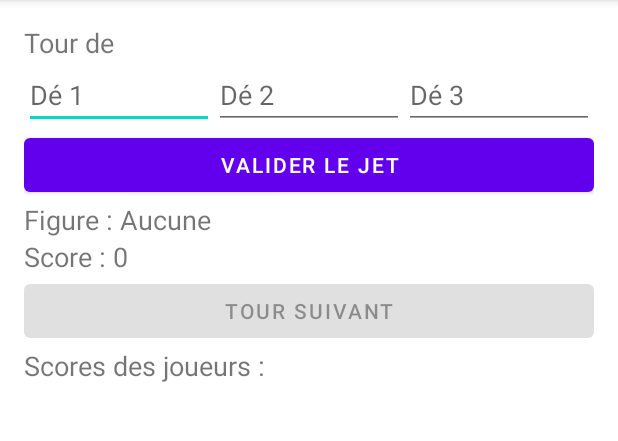
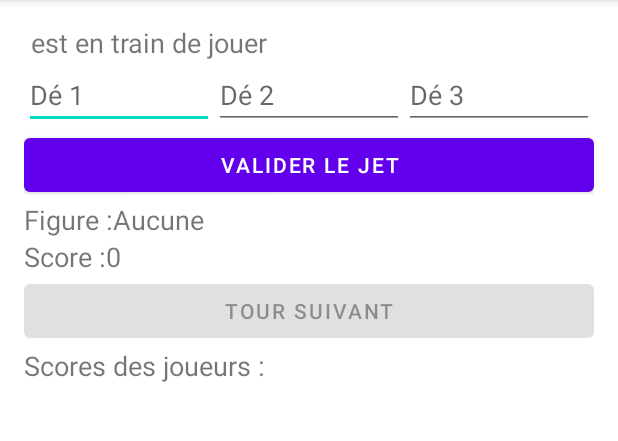
Before and after one commit to leocalvat/CulDeChouette, an Android app: the MainActivity screen opened directly, with no data from a screen before it, on a phone screen of 412 x 824 dp, the part 84-525 px from its top. Run offline under Robolectric (Android 15) with nearby library versions, the phone set to English and light mode, and no system bars; 1 statement that could not run was skipped.

Commit message:
fix most warnings + extract strings from code

```diff
--- a/app/src/main/java/com/example/culdechouette/DiceEditText.java
+++ b/app/src/main/java/com/example/culdechouette/DiceEditText.java
@@ -1,6 +1,7 @@
 package com.example.culdechouette;
 
 import android.content.Context;
+import android.text.Editable;
 import android.text.InputFilter;
 import android.text.InputType;
 import android.util.AttributeSet;
@@ -44,11 +45,13 @@ public class DiceEditText extends androidx.appcompat.widget.AppCompatEditText {
     }
 
     public int value() {
-        return Integer.parseInt(getText().toString());
+        Editable text = getText();
+        return text == null ? -1 : Integer.parseInt(text.toString());
     }
 
     public boolean isEmpty() {
-        return getText().toString().isEmpty();
+        Editable text = getText();
+        return text == null || text.toString().isEmpty();
     }
 
     public void focus() {
@@ -70,8 +73,8 @@ public class DiceEditText extends androidx.appcompat.widget.AppCompatEditText {
 
     private class DiceKeyListener implements View.OnKeyListener {
 
-        private EditText nextEditText;
-        private Set<Integer> allowedKeys = new HashSet<>(Arrays.asList(
+        private final EditText nextEditText;
+        private final Set<Integer> allowedKeys = new HashSet<>(Arrays.asList(
                 KeyEvent.KEYCODE_1, KeyEvent.KEYCODE_2, KeyEvent.KEYCODE_3,
                 KeyEvent.KEYCODE_4, KeyEvent.KEYCODE_5, KeyEvent.KEYCODE_6
         ));
--- a/app/src/main/java/com/example/culdechouette/MainActivity.java
+++ b/app/src/main/java/com/example/culdechouette/MainActivity.java
@@ -3,13 +3,8 @@ package com.example.culdechouette;
 import android.app.Activity;
 import android.content.Intent;
 import android.os.Bundle;
-import android.text.Editable;
-import android.text.TextWatcher;
-import android.view.KeyEvent;
 import android.view.View;
-import android.view.inputmethod.InputMethodManager;
 import android.widget.Button;
-import android.widget.EditText;
 import android.widget.TextView;
 import android.widget.Toast;
 
@@ -18,12 +13,9 @@ import androidx.activity.result.ActivityResultCallback;
 import androidx.activity.result.ActivityResultLauncher;
 import androidx.activity.result.contract.ActivityResultContracts;
 import androidx.appcompat.app.AppCompatActivity;
+
 import java.util.ArrayList;
-import java.util.Arrays;
 import java.util.HashMap;
-import java.util.HashSet;
-import java.util.Map;
-import java.util.Set;
 
 public class MainActivity extends AppCompatActivity {
 
@@ -34,12 +26,11 @@ public class MainActivity extends AppCompatActivity {
     private TextView resultText;
     private TextView figureText;
     private TextView playersScoreText;
-    private Button validateScoreButton;
     private Button siroterButton;
     private Button nextTurnButton;
 
     private int currentPlayerIndex = -1;
-    private ArrayList<Player> playerList = new ArrayList<>();
+    private final ArrayList<Player> playerList = new ArrayList<>();
     private HashMap<String, Integer> roundScore = new HashMap<>();
     private Roll roll;
 
@@ -74,7 +65,7 @@ public class MainActivity extends AppCompatActivity {
         resultText = findViewById(R.id.resultText);
         figureText = findViewById(R.id.figureText);
         playersScoreText = findViewById(R.id.playersScoreText);
-        validateScoreButton = findViewById(R.id.validateScoreButton);
+        Button validateScoreButton = findViewById(R.id.validateScoreButton);
         siroterButton = findViewById(R.id.siroterButton);
         nextTurnButton = findViewById(R.id.nextTurnButton);
 
@@ -95,7 +86,7 @@ public class MainActivity extends AppCompatActivity {
 
     private void validateScore() {
         if (dice1EditText.isEmpty() || dice2EditText.isEmpty() || dice3EditText.isEmpty()) {
-            Toast.makeText(getApplicationContext(), "Dés non valides", Toast.LENGTH_SHORT).show();
+            Toast.makeText(getApplicationContext(), R.string.wrong_dice_input, Toast.LENGTH_SHORT).show();
             return;
         }
         int dice1 = dice1EditText.value();
@@ -135,7 +126,6 @@ public class MainActivity extends AppCompatActivity {
         }
 
         nextTurnButton.setEnabled(true);
-//        validateScoreButton.setEnabled(false);
     }
 
     private void nextTurn() {
@@ -146,9 +136,8 @@ public class MainActivity extends AppCompatActivity {
         dice1EditText.setText("");
         dice2EditText.setText("");
         dice3EditText.setText("");
-        resultText.setText("0");
-        figureText.setText("Aucune");
-//        validateScoreButton.setEnabled(false);
+        resultText.setText(R.string.zero);
+        figureText.setText(R.string.none_e);
         nextTurnButton.setEnabled(false);
         siroterButton.setEnabled(true);
         siroterButton.setVisibility(View.GONE);
@@ -165,7 +154,7 @@ public class MainActivity extends AppCompatActivity {
     }
 
     private void updatePlayersScore() {
-        StringBuilder scoresText = new StringBuilder("");
+        StringBuilder scoresText = new StringBuilder();
         for (Player player : playerList) {
             if (roundScore.containsKey(player.name())){
                 player.addScore(roundScore.get(player.name()));
--- a/app/src/main/java/com/example/culdechouette/Roll.java
+++ b/app/src/main/java/com/example/culdechouette/Roll.java
@@ -4,9 +4,9 @@ import java.util.Arrays;
 
 public class Roll {
 
-    private Figure figure;
-    private int figureValue;
-    private int figureScore;
+    private final Figure figure;
+    private final int figureValue;
+    private final int figureScore;
 
     public enum Figure {
         CHOUETTE,
--- a/app/src/main/res/layout/activity_main.xml
+++ b/app/src/main/res/layout/activity_main.xml
@@ -6,24 +6,23 @@
     android:padding="16dp"
     tools:context=".MainActivity">
 
-
     <LinearLayout
         android:layout_width="match_parent"
         android:layout_height="wrap_content"
         android:orientation="horizontal"
-        android:gravity="left">
+        android:gravity="start">
 
         <TextView
+            android:id="@+id/currentPlayerText"
             android:layout_width="wrap_content"
             android:layout_height="wrap_content"
-            android:text="Tour de "
+            android:text=""
             android:textSize="18sp" />
 
         <TextView
-            android:id="@+id/currentPlayerText"
             android:layout_width="match_parent"
             android:layout_height="wrap_content"
-            android:text=""
+            android:text="@string/playing"
             android:textSize="18sp" />
     </LinearLayout>
 
@@ -38,53 +37,53 @@
             android:layout_width="0dp"
             android:layout_height="wrap_content"
             android:layout_weight="1"
-            android:hint="Dé 1" />
+            android:hint="@string/dice1" />
 
         <com.example.culdechouette.DiceEditText
             android:id="@+id/dice2"
             android:layout_width="0dp"
             android:layout_height="wrap_content"
             android:layout_weight="1"
-            android:hint="Dé 2" />
+            android:hint="@string/dice2" />
 
         <com.example.culdechouette.DiceEditText
             android:id="@+id/dice3"
             android:layout_width="0dp"
             android:layout_height="wrap_content"
             android:layout_weight="1"
-            android:hint="Dé 3" />
+            android:hint="@string/dice3" />
     </LinearLayout>
 
     <Button
         android:id="@+id/validateScoreButton"
         android:layout_width="match_parent"
         android:layout_height="wrap_content"
-        android:text="Valider le jet" />
+        android:text="@string/validate_roll" />
 
     <Button
         android:id="@+id/siroterButton"
         android:layout_width="match_parent"
         android:layout_height="wrap_content"
-        android:text="Siroter"
+        android:text="@string/siroter"
         android:visibility="gone" />
 
     <LinearLayout
         android:layout_width="match_parent"
         android:layout_height="wrap_content"
         android:orientation="horizontal"
-        android:gravity="left">
+        android:gravity="start">
 
         <TextView
             android:layout_width="wrap_content"
             android:layout_height="wrap_content"
-            android:text="Figure : "
+            android:text="@string/figure"
             android:textSize="18sp" />
 
         <TextView
             android:id="@+id/figureText"
             android:layout_width="match_parent"
             android:layout_height="wrap_content"
-            android:text="Aucune"
+            android:text="@string/none_e"
             android:textSize="18sp" />
     </LinearLayout>
 
@@ -92,19 +91,19 @@
         android:layout_width="match_parent"
         android:layout_height="wrap_content"
         android:orientation="horizontal"
-        android:gravity="left">
+        android:gravity="start">
 
         <TextView
             android:layout_width="wrap_content"
             android:layout_height="wrap_content"
-            android:text="Score : "
+            android:text="@string/score"
             android:textSize="18sp" />
 
         <TextView
             android:id="@+id/resultText"
             android:layout_width="match_parent"
             android:layout_height="wrap_content"
-            android:text="0"
+            android:text="@string/zero"
             android:textSize="18sp" />
     </LinearLayout>
 
@@ -112,13 +111,13 @@
         android:id="@+id/nextTurnButton"
         android:layout_width="match_parent"
         android:layout_height="wrap_content"
-        android:text="Tour suivant"
+        android:text="@string/next_turn"
         android:enabled="false" />
 
     <TextView
         android:layout_width="match_parent"
         android:layout_height="wrap_content"
-        android:text="Scores des joueurs : "
+        android:text="@string/player_score"
         android:textSize="18sp" />
 
     <TextView
--- a/app/src/main/res/layout/player_item.xml
+++ b/app/src/main/res/layout/player_item.xml
@@ -9,7 +9,7 @@
         android:layout_width="0dp"
         android:layout_height="wrap_content"
         android:layout_weight="1"
-        android:text="Nom du joueur"
+        android:text="@string/player_name"
         android:textSize="18sp" />
 
     <Spinner
--- a/app/src/main/res/values/strings.xml
+++ b/app/src/main/res/values/strings.xml
@@ -1,6 +1,30 @@
 <resources>
     <string name="app_name">Cul de Chouette</string>
+    <string name="start">Commencer la partie</string>
+    <string name="add_player">Ajouter un joueur</string>
     <string name="no_team">Aucune équipe</string>
+    <string name="none">Aucun</string>
+    <string name="none_e">Aucune</string>
+    <string name="playing">\ est en train de jouer</string>
+    <string name="dice">Valeur du dé</string>
+    <string name="dice1">Dé 1</string>
+    <string name="dice2">Dé 2</string>
+    <string name="dice3">Dé 3</string>
+    <string name="wrong_dice_input">Lancer invalide</string>
+    <string name="validate_roll">Valider le jet</string>
+    <string name="siroter">Siroter</string>
+    <string name="siroting">Sirotage</string>
+    <string name="summary">Résumé</string>
+    <string name="figure">Figure :\ </string>
+    <string name="score">Score :\ </string>
+    <string name="zero">0</string>
+    <string name="next_turn">Tour suivant</string>
+    <string name="player_score">Scores des joueurs :\ </string>
+    <string name="bet">Faites vos paris :\ </string>
+    <string name="validate_bet">Valider les paris</string>
+    <string name="validate_score">Valider le score</string>
+    <string name="player_name">Nom du joueur</string>
+    <string name="doublette_hint">Si vous êtes nombreux (plus de 6), il est possible de jouer en Doublette (ou Triplette !). Deux joueurs se mettent ensemble afin de marquer des points plus rapidement. Les deux joueurs en doublette doivent se positionner à l\'opposé l\'un de l\'autre autour de la table. Entrez alors des noms d\'équipe au lieu des noms des joueurs.</string>
     <string-array name="dice_options">
         <item>Aucun</item>
         <item>Linotte</item>
```
Also changed, not shown: app/src/main/AndroidManifest.xml (+6 -2 lines), app/src/main/java/com/example/culdechouette/SiroterActivity.java (+5 -9 lines), app/src/main/java/com/example/culdechouette/StartActivity.java (+2 -26 lines), app/src/main/java/com/example/culdechouette/SummaryActivity.java (+3 -5 lines), app/src/main/res/layout/activity_siroter.xml (+4 -13 lines), app/src/main/res/layout/activity_start.xml (+8 -7 lines).
